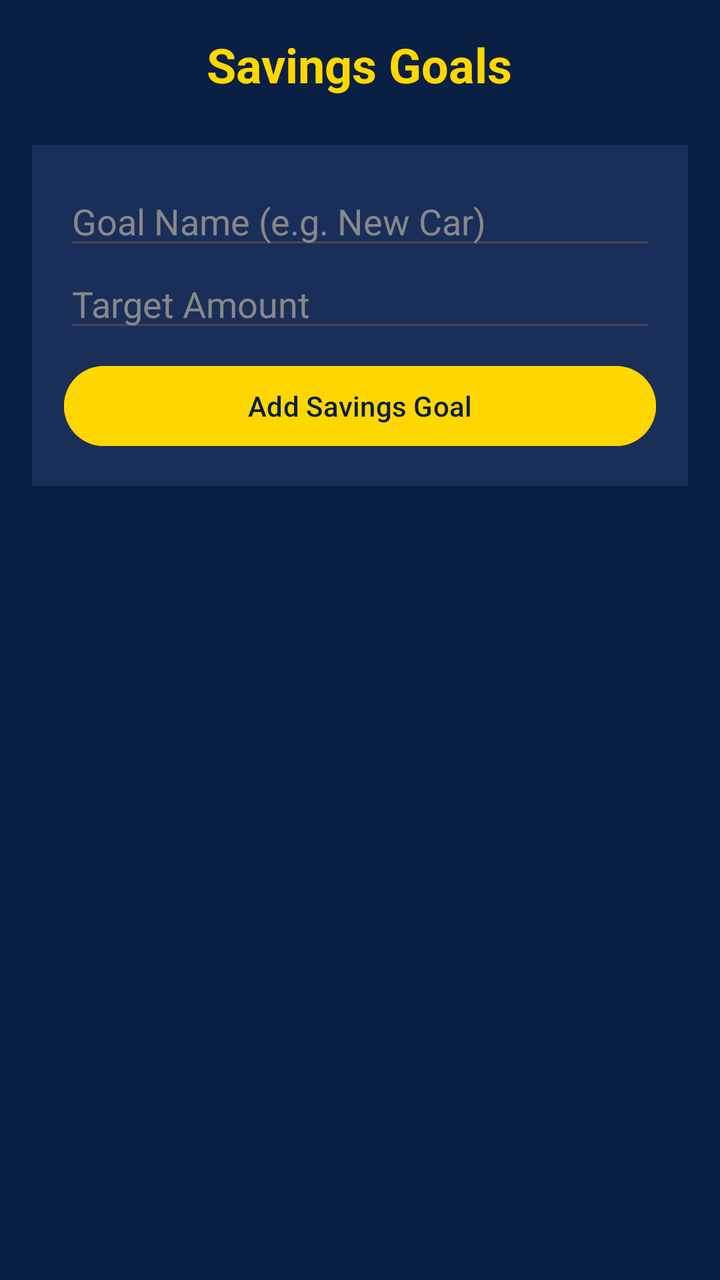
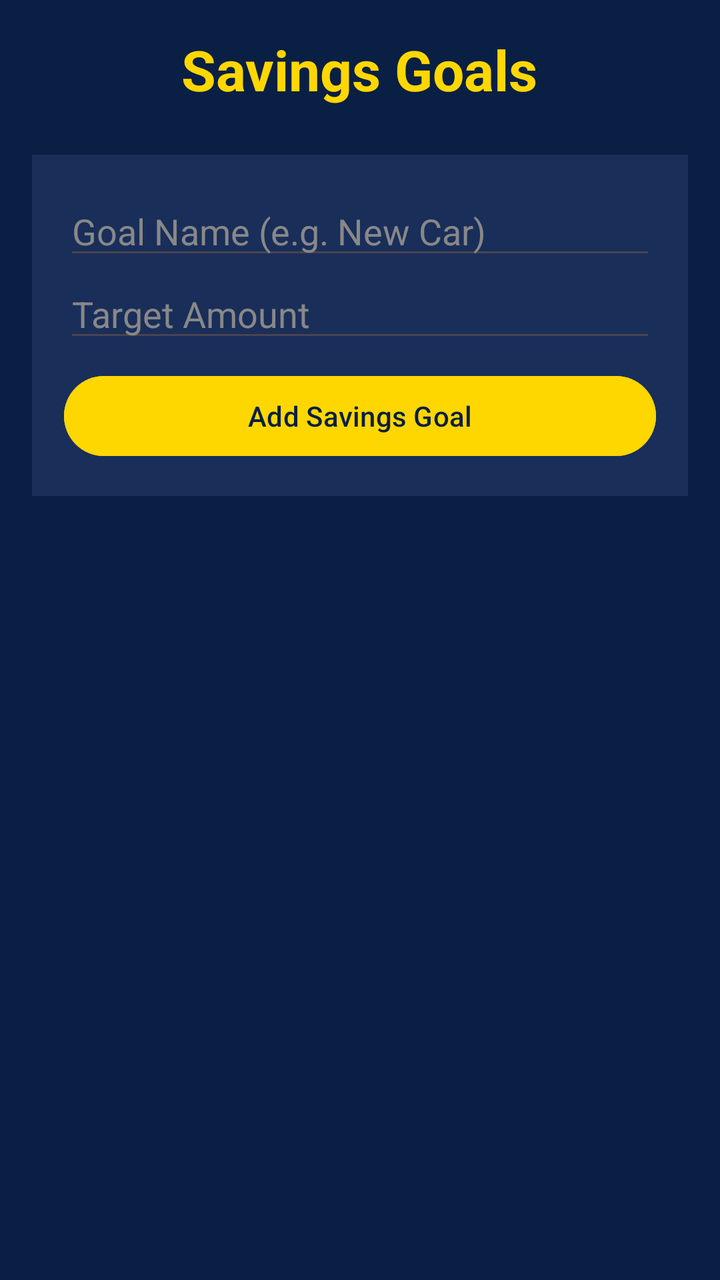

Screens rendered from an Android XML layout before and after an edit, with the pre-edit source and the edit as a unified diff.
<!-- AndroidManifest.xml: application theme Theme.CoinQuest -->
<!-- res/layout/activity_savings.xml -->
<?xml version="1.0" encoding="utf-8"?>
<LinearLayout xmlns:android="http://schemas.android.com/apk/res/android"
    android:layout_width="match_parent"
    android:layout_height="match_parent"
    android:orientation="vertical"
    android:background="#0A1F44"
    android:padding="16dp">

    <TextView
        android:layout_width="wrap_content"
        android:layout_height="wrap_content"
        android:text="Savings Goals"
        android:textColor="#FFD700"
        android:textSize="24sp"
        android:textStyle="bold"
        android:layout_gravity="center"
        android:layout_marginBottom="24dp"/>

    <LinearLayout
        android:layout_width="match_parent"
        android:layout_height="wrap_content"
        android:orientation="vertical"
        android:background="#1A2E5A"
        android:padding="16dp"
        android:layout_marginBottom="16dp">

        <EditText
            android:id="@+id/etGoalName"
            android:layout_width="match_parent"
            android:layout_height="wrap_content"
            android:hint="Goal Name (e.g. New Car)"
            android:textColor="#FFFFFF"
            android:textColorHint="#888888"/>

        <EditText
            android:id="@+id/etTargetAmount"
            android:layout_width="match_parent"
            android:layout_height="wrap_content"
            android:hint="Target Amount"
            android:inputType="numberDecimal"
            android:textColor="#FFFFFF"
            android:textColorHint="#888888"/>

        <Button
            android:id="@+id/btnAddGoal"
            android:layout_width="match_parent"
            android:layout_height="wrap_content"
            android:text="Add Savings Goal"
            android:backgroundTint="#FFD700"
            android:textColor="#0A1F44"
            android:layout_marginTop="8dp"/>
    </LinearLayout>

    <androidx.recyclerview.widget.RecyclerView
        android:id="@+id/rvSavingsGoals"
        android:layout_width="match_parent"
        android:layout_height="0dp"
        android:layout_weight="1"/>

</LinearLayout>
<!-- resources referenced by this layout -->
<resources>
  <style name="Theme.CoinQuest" parent="Base.Theme.CoinQuest" />
  <style name="Base.Theme.CoinQuest" parent="Theme.Material3.DayNight.NoActionBar">
          <item name="colorPrimary">@color/gold</item>
          <item name="colorOnPrimary">@color/navy</item>
          <item name="android:statusBarColor">@color/navy</item>
      </style>
  <color name="gold">#FFD700</color>
  <color name="navy">#0A1F44</color>
</resources>

<!-- the commit's change to res/layout/activity_savings.xml (unified diff, before → after) -->
@@ -10,9 +10,7 @@
         android:layout_width="wrap_content"
         android:layout_height="wrap_content"
         android:text="Savings Goals"
-        android:textColor="#FFD700"
-        android:textSize="24sp"
-        android:textStyle="bold"
+        style="@style/TextAppearance.CoinQuest.Headline"
         android:layout_gravity="center"
         android:layout_marginBottom="24dp"/>
 
<!-- resource entries referenced after the edit -->
@@ -1,12 +1,36 @@
 <!-- resources referenced by this layout -->
 <resources>
+  <style name="TextAppearance.CoinQuest.Headline" parent="TextAppearance.Material3.HeadlineLarge">
+          <item name="android:textSize">@dimen/text_size_headline</item>
+          <item name="android:textStyle">bold</item>
+          <item name="android:textColor">@color/gold</item>
+      </style>
   <style name="Theme.CoinQuest" parent="Base.Theme.CoinQuest" />
+  <dimen name="text_size_headline">28sp</dimen>
   <style name="Base.Theme.CoinQuest" parent="Theme.Material3.DayNight.NoActionBar">
           <item name="colorPrimary">@color/gold</item>
           <item name="colorOnPrimary">@color/navy</item>
           <item name="android:statusBarColor">@color/navy</item>
+  
+          
+          <item name="textAppearanceHeadlineLarge">@style/TextAppearance.CoinQuest.Headline</item>
+          <item name="textAppearanceTitleLarge">@style/TextAppearance.CoinQuest.Title</item>
+          <item name="textAppearanceBodyLarge">@style/TextAppearance.CoinQuest.Body</item>
       </style>
   <color name="gold">#FFD700</color>
   <color name="navy">#0A1F44</color>
+  <style name="TextAppearance.CoinQuest.Title" parent="TextAppearance.Material3.TitleLarge">
+          <item name="android:textSize">@dimen/text_size_title</item>
+          <item name="android:textStyle">bold</item>
+          <item name="android:textColor">@color/white</item>
+      </style>
+  <style name="TextAppearance.CoinQuest.Body" parent="TextAppearance.Material3.BodyLarge">
+          <item name="android:textSize">@dimen/text_size_body</item>
+          <item name="android:textStyle">normal</item>
+          <item name="android:textColor">@color/white</item>
+      </style>
+  <dimen name="text_size_title">20sp</dimen>
+  <color name="white">#FFFFFF</color>
+  <dimen name="text_size_body">16sp</dimen>
 </resources>
 
